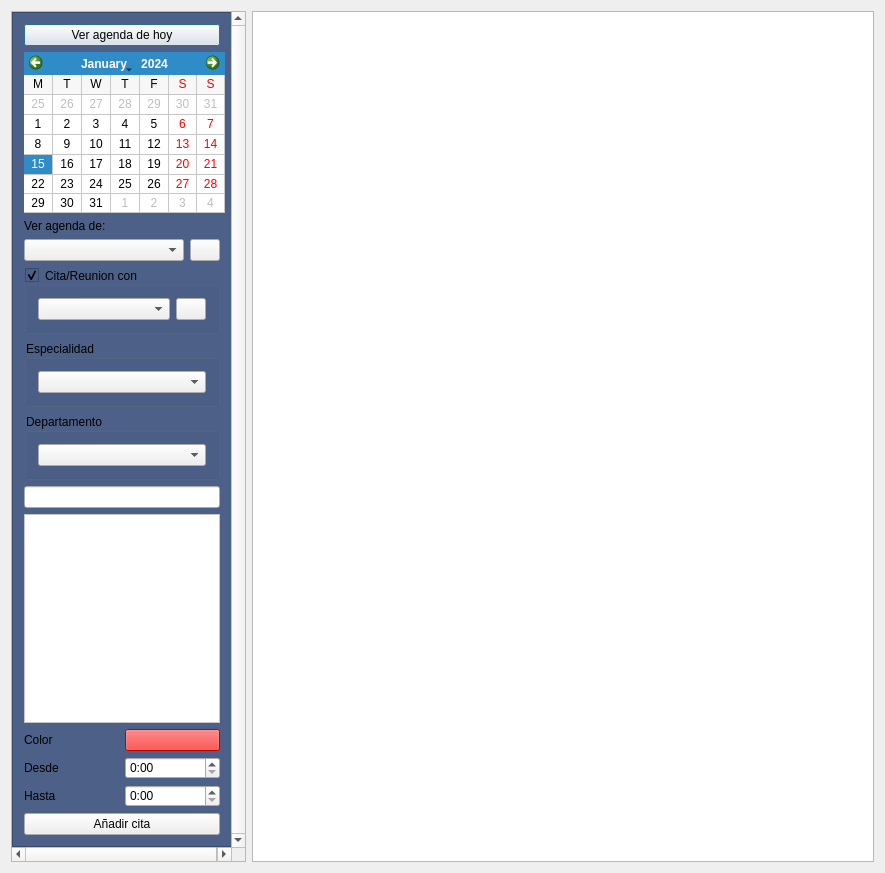
Old version of the form Agenda/agendaform.ui in the repository arcnexus/RedFoX.
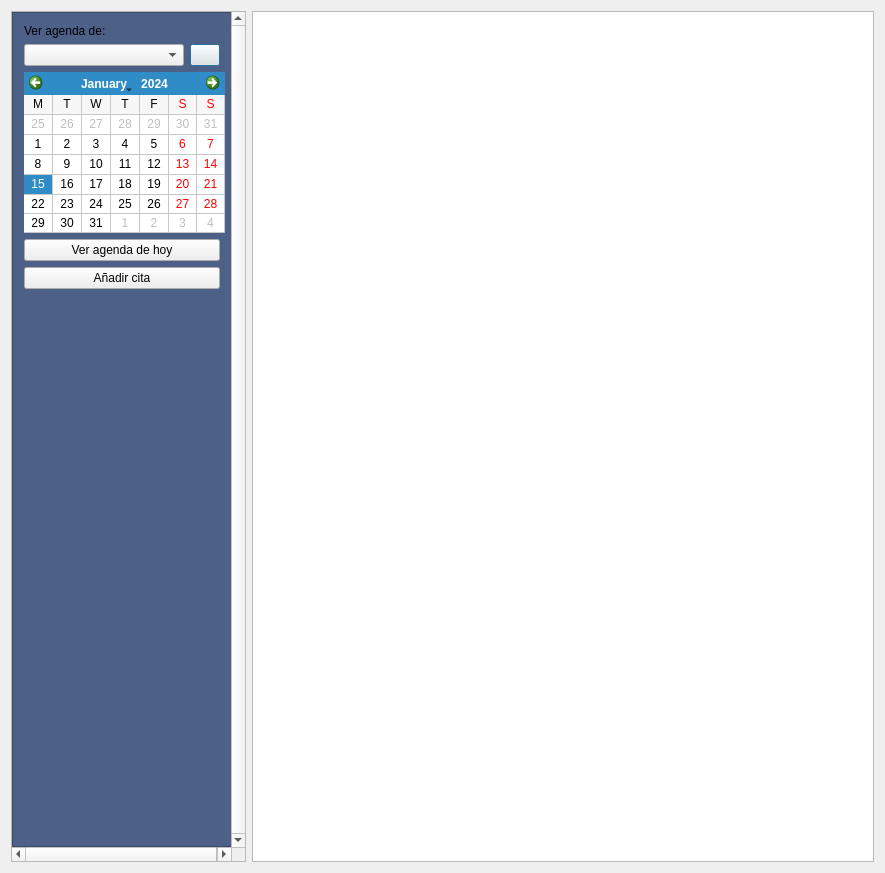
New version of the form. Icons and pictures are not drawn.

Commit message: Agenda: Eventos privados y compartir eventos

What changed in the file:
```diff
--- a/Agenda/agendaform.ui
+++ b/Agenda/agendaform.ui
@@ -34,7 +34,7 @@
         <x>0</x>
         <y>0</y>
         <width>220</width>
-        <height>853</height>
+        <height>836</height>
        </rect>
       </property>
       <layout class="QVBoxLayout" name="verticalLayout_2">
@@ -64,12 +64,36 @@
          </property>
          <layout class="QVBoxLayout" name="verticalLayout">
           <item>
-           <widget class="QPushButton" name="btn_hoy">
+           <widget class="QLabel" name="label_4">
             <property name="text">
-             <string>Ver agenda de hoy</string>
+             <string>Ver agenda de:</string>
             </property>
            </widget>
           </item>
+          <item>
+           <layout class="QHBoxLayout" name="horizontalLayout_5">
+            <item>
+             <widget class="QComboBox" name="combo_user"/>
+            </item>
+            <item>
+             <widget class="QPushButton" name="pushButton_2">
+              <property name="maximumSize">
+               <size>
+                <width>30</width>
+                <height>16777215</height>
+               </size>
+              </property>
+              <property name="text">
+               <string/>
+              </property>
+              <property name="icon">
+               <iconset resource="../terra.qrc">
+                <normaloff>:/Icons/PNG/search.png</normaloff>:/Icons/PNG/search.png</iconset>
+              </property>
+             </widget>
+            </item>
+           </layout>
+          </item>
           <item>
            <widget class="QCalendarWidget" name="calendarWidget">
             <property name="sizePolicy">
@@ -108,177 +132,12 @@
            </widget>
           </item>
           <item>
-           <widget class="QLabel" name="label_4">
+           <widget class="QPushButton" name="btn_hoy">
             <property name="text">
-             <string>Ver agenda de:</string>
+             <string>Ver agenda de hoy</string>
             </property>
            </widget>
           </item>
-          <item>
-           <layout class="QHBoxLayout" name="horizontalLayout_5">
-            <item>
-             <widget class="QComboBox" name="combo_user"/>
-            </item>
-            <item>
-             <widget class="QPushButton" name="pushButton_2">
-              <property name="maximumSize">
-               <size>
-                <width>30</width>
-                <height>16777215</height>
-               </size>
-              </property>
-              <property name="text">
-               <string/>
-              </property>
-              <property name="icon">
-               <iconset resource="../terra.qrc">
-                <normaloff>:/Icons/PNG/search.png</normaloff>:/Icons/PNG/search.png</iconset>
-              </property>
-             </widget>
-            </item>
-           </layout>
-          </item>
-          <item>
-           <widget class="QGroupBox" name="reunion_group">
-            <property name="styleSheet">
-             <string notr="true"/>
-            </property>
-            <property name="title">
-             <string>Cita/Reunion con</string>
-            </property>
-            <property name="checkable">
-             <bool>true</bool>
-            </property>
-            <layout class="QHBoxLayout" name="horizontalLayout_6">
-             <item>
-              <widget class="QComboBox" name="combo_cliente"/>
-             </item>
-             <item>
-              <widget class="QPushButton" name="pushButton_3">
-               <property name="maximumSize">
-                <size>
-                 <width>30</width>
-                 <height>16777215</height>
-                </size>
-               </property>
-               <property name="text">
-                <string/>
-               </property>
-               <property name="icon">
-                <iconset resource="../terra.qrc">
-                 <normaloff>:/Icons/PNG/search.png</normaloff>:/Icons/PNG/search.png</iconset>
-               </property>
-              </widget>
-             </item>
-            </layout>
-           </widget>
-          </item>
-          <item>
-           <widget class="QGroupBox" name="especialidad_group">
-            <property name="title">
-             <string>Especialidad</string>
-            </property>
-            <layout class="QHBoxLayout" name="horizontalLayout_7">
-             <item>
-              <widget class="QComboBox" name="combo_espec"/>
-             </item>
-            </layout>
-           </widget>
-          </item>
-          <item>
-           <widget class="QGroupBox" name="departamento_group">
-            <property name="title">
-             <string>Departamento</string>
-            </property>
-            <layout class="QHBoxLayout" name="horizontalLayout_8">
-             <item>
-              <widget class="QComboBox" name="combo_dto"/>
-             </item>
-            </layout>
-           </widget>
-          </item>
-          <item>
-           <widget class="QLineEdit" name="txt_tituloEvento"/>
-          </item>
-          <item>
-           <widget class="QPlainTextEdit" name="txt_asunto">
-            <property name="maximumSize">
-             <size>
-              <width>201</width>
-              <height>16777215</height>
-             </size>
-            </property>
-            <property name="styleSheet">
-             <string notr="true">background-color: rgb(255, 255, 255);</string>
-            </property>
-           </widget>
-          </item>
-          <item>
-           <layout class="QHBoxLayout" name="horizontalLayout_3">
-            <item>
-             <widget class="QLabel" name="label_3">
-              <property name="text">
-               <string>Color</string>
-              </property>
-             </widget>
-            </item>
-            <item>
-             <widget class="QPushButton" name="btn_getColor">
-              <property name="styleSheet">
-               <string notr="true">background-color: red</string>
-              </property>
-              <property name="text">
-               <string/>
-              </property>
-              <property name="flat">
-               <bool>false</bool>
-              </property>
-             </widget>
-            </item>
-           </layout>
-          </item>
-          <item>
-           <layout class="QHBoxLayout" name="horizontalLayout">
-            <item>
-             <widget class="QLabel" name="label">
-              <property name="text">
-               <string>Desde</string>
-              </property>
-             </widget>
-            </item>
-            <item>
-             <widget class="QTimeEdit" name="time_start">
-              <property name="buttonSymbols">
-               <enum>QAbstractSpinBox::UpDownArrows</enum>
-              </property>
-              <property name="displayFormat">
-               <string>H:mm</string>
-              </property>
-              <property name="calendarPopup">
-               <bool>true</bool>
-              </property>
-             </widget>
-            </item>
-           </layout>
-          </item>
-          <item>
-           <layout class="QHBoxLayout" name="horizontalLayout_2">
-            <item>
-             <widget class="QLabel" name="label_2">
-              <property name="text">
-               <string>Hasta</string>
-              </property>
-             </widget>
-            </item>
-            <item>
-             <widget class="QTimeEdit" name="time_end">
-              <property name="displayFormat">
-               <string>H:mm</string>
-              </property>
-             </widget>
-            </item>
-           </layout>
-          </item>
           <item>
            <widget class="QPushButton" name="pushButton">
             <property name="text">
@@ -290,6 +149,19 @@
             </property>
            </widget>
           </item>
+          <item>
+           <spacer name="verticalSpacer">
+            <property name="orientation">
+             <enum>Qt::Vertical</enum>
+            </property>
+            <property name="sizeHint" stdset="0">
+             <size>
+              <width>20</width>
+              <height>40</height>
+             </size>
+            </property>
+           </spacer>
+          </item>
          </layout>
          <zorder>calendarWidget</zorder>
          <zorder>txt_asunto</zorder>
```
Left out of the diff: 20 changed lines with no effect on the pictures. The commit also changes 13 other files.
